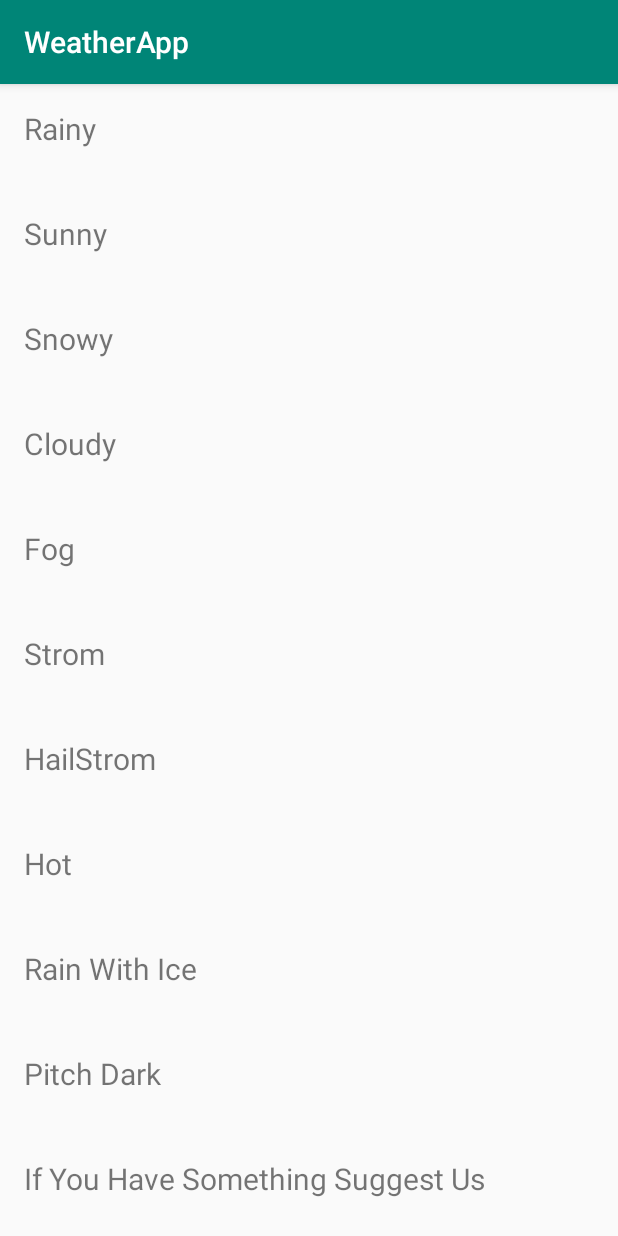
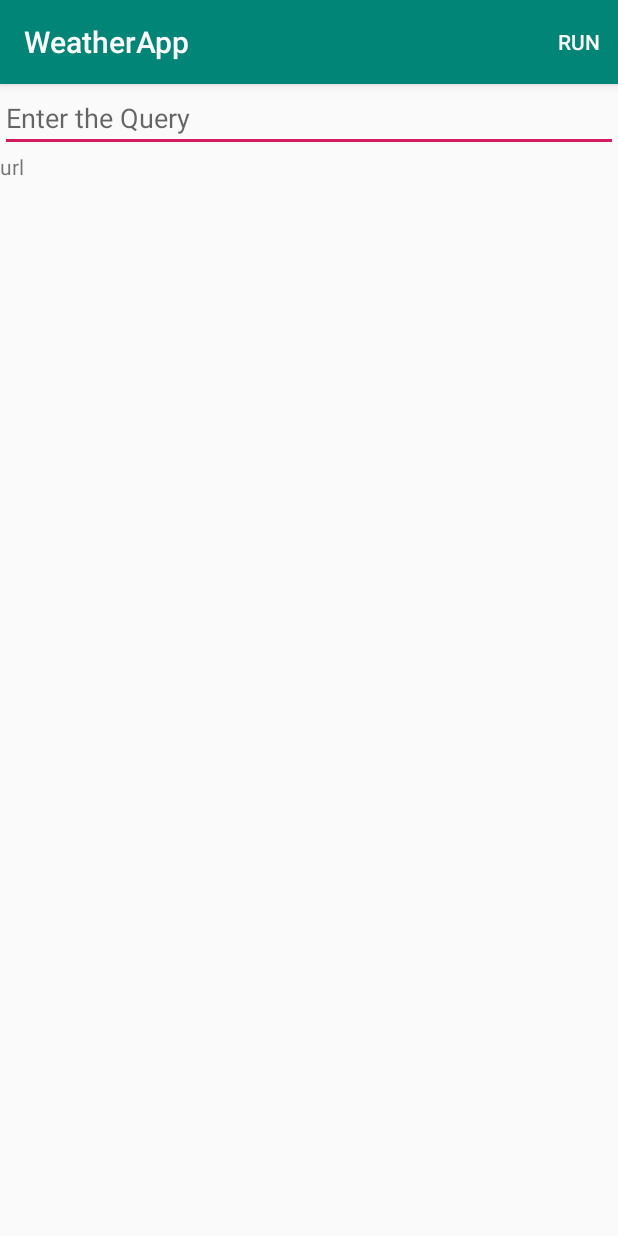
Before and after one commit to maturiKarthik/weatherapp, an Android app: the screen it shows after launch (MainActivity before the commit, GitHubApp after it), on a phone screen of 412 x 824 dp. Run offline under Robolectric (Android 15) with nearby library versions, the phone set to English and light mode, and no system bars.

Commit message:
Finished GithubApp With RetroFit

```diff
--- /dev/null
+++ b/app/src/main/java/com/weather/meghanasol/weatherapp/GitHubApp.java
@@ -0,0 +1,81 @@
+package com.weather.meghanasol.weatherapp;
+
+import android.os.Bundle;
+import android.support.annotation.Nullable;
+import android.support.v7.app.AppCompatActivity;
+import android.util.Log;
+import android.view.Menu;
+import android.view.MenuItem;
+import android.widget.EditText;
+import android.widget.TextView;
+import android.widget.Toast;
+
+import com.weather.meghanasol.weatherapp.model.Data;
+import com.weather.meghanasol.weatherapp.model.GithubCalls;
+import com.weather.meghanasol.weatherapp.model.GithubCallsCallback;
+import com.weather.meghanasol.weatherapp.model.GithubServices;
+import com.weather.meghanasol.weatherapp.model.ServerConfig;
+
+public class GitHubApp extends AppCompatActivity implements GithubCallsCallback {
+
+    private String TAG = this.getClass().getSimpleName();
+    EditText edit_query;
+    TextView tv_url, tv_url_result;
+    private GithubServices service;
+
+    @Override
+    protected void onCreate(@Nullable Bundle savedInstanceState) {
+        super.onCreate(savedInstanceState);
+        setContentView(R.layout.github_layout);
+
+        edit_query = (EditText) findViewById(R.id.edit_query);
+        tv_url = (TextView) findViewById(R.id.tv_url);
+        tv_url_result = (TextView) findViewById(R.id.tv_url_result);
+        /**
+         * Server Config
+         */
+        service = new ServerConfig(Constant.GITHUB_BASE_URL).getGithubInstance();
+    }
+
+    @Override
+    public boolean onCreateOptionsMenu(Menu menu) {
+        getMenuInflater().inflate(R.menu.menu, menu);
+        return true;
+    }
+
+
+
+    @Override
+    public boolean onOptionsItemSelected(MenuItem item) {
+        switch (item.getItemId()) {
+            case R.id.search_button:
+                Toast.makeText(this, "Run", Toast.LENGTH_SHORT).show();
+                new GithubCalls(service, this, edit_query.getText().toString().replaceAll(" ", ""));
+                break;
+        }
+        return super.onOptionsItemSelected(item);
+    }
+
+
+    /**
+     * Call Backs From GithubCalls
+     *
+     * @param
+     */
+
+    @Override
+    public void datarecieved(Data data) {
+        tv_url_result.append("Id ::" + data.getId() + "   Name :" + data.getName() + "(" + data.getFull_name() + ")");
+        Log.w(TAG, "Id ::" + data.getId() + "   Login::" + data.getLogin() + "   Name :" + data.getName() + "(" + data.getFull_name() + ")");
+    }
+
+    @Override
+    public void onError(String message) {
+        Toast.makeText(this, "" + message, Toast.LENGTH_SHORT).show();
+    }
+
+    @Override
+    public void urlPinged(String url) {
+        tv_url.setText(url);
+    }
+}
--- a/app/src/main/java/com/weather/meghanasol/weatherapp/MainActivity.java
+++ b/app/src/main/java/com/weather/meghanasol/weatherapp/MainActivity.java
@@ -2,7 +2,10 @@ package com.weather.meghanasol.weatherapp;
 
 import android.support.v7.app.AppCompatActivity;
 import android.os.Bundle;
+import android.view.Menu;
+import android.view.MenuItem;
 import android.widget.TextView;
+import android.widget.Toast;
 
 public class MainActivity extends AppCompatActivity {
 
@@ -22,4 +25,7 @@ public class MainActivity extends AppCompatActivity {
         }
 
     }
+
+
+
 }
--- /dev/null
+++ b/app/src/main/java/com/weather/meghanasol/weatherapp/model/Data.kt
@@ -0,0 +1,3 @@
+package com.weather.meghanasol.weatherapp.model
+
+data class Data(val id: Int,val login : String,val full_name : String,val name :String)
--- /dev/null
+++ b/app/src/main/java/com/weather/meghanasol/weatherapp/model/GithubCallsCallback.java
@@ -0,0 +1,8 @@
+package com.weather.meghanasol.weatherapp.model;
+
+public interface GithubCallsCallback {
+
+    void datarecieved(Data data);
+    void onError(String message);
+    void  urlPinged(String url);
+}
--- /dev/null
+++ b/app/src/main/java/com/weather/meghanasol/weatherapp/model/GithubServices.java
@@ -0,0 +1,12 @@
+package com.weather.meghanasol.weatherapp.model;
+
+import java.util.List;
+
+import retrofit2.Call;
+import retrofit2.http.GET;
+import retrofit2.http.Path;
+
+public interface GithubServices {
+    @GET("/users/{userName}/{what}")
+    Call<List<Data>> listRepos(@Path("userName") String name,@Path("what") String what);
+}
--- /dev/null
+++ b/app/src/main/java/com/weather/meghanasol/weatherapp/model/ServerConfig.java
@@ -0,0 +1,31 @@
+package com.weather.meghanasol.weatherapp.model;
+
+import android.util.Log;
+
+import retrofit2.Retrofit;
+import retrofit2.converter.gson.GsonConverterFactory;
+
+public class ServerConfig {
+    private final String TAG = this.getClass().getSimpleName();
+    private String baseUrl;
+    private GithubServices services = null;
+
+    public ServerConfig(String baseUrl) {
+        this.baseUrl = baseUrl;
+    }
+
+    private GithubServices initRetroFit(String baseUrl) {
+        Retrofit retrofit = new Retrofit.Builder().baseUrl(baseUrl)
+                .addConverterFactory(GsonConverterFactory.create()).build();
+        return retrofit.create(GithubServices.class);
+    }
+
+    public GithubServices getGithubInstance() {
+        if (services == null) {
+            Log.w(TAG, "Creating Github Object");
+            return initRetroFit(baseUrl);
+        }
+        Log.w(TAG, " Github Object Exist");
+        return services;
+    }
+}
--- /dev/null
+++ b/app/src/main/res/layout/github_layout.xml
@@ -0,0 +1,35 @@
+<?xml version="1.0" encoding="utf-8"?>
+<LinearLayout xmlns:android="http://schemas.android.com/apk/res/android"
+    xmlns:app="http://schemas.android.com/apk/res-auto"
+    xmlns:tools="http://schemas.android.com/tools"
+    android:orientation="vertical"
+    android:layout_width="match_parent"
+    android:layout_height="match_parent"
+    tools:layout_editor_absoluteY="81dp">
+
+    <EditText
+        android:id="@+id/edit_query"
+        android:layout_width="match_parent"
+        android:layout_height="wrap_content"
+        android:hint="@string/hint_edittext"
+        tools:layout_editor_absoluteX="16dp"
+        tools:layout_editor_absoluteY="16dp" />
+
+    <TextView
+        android:id="@+id/tv_url"
+        android:text="url"
+        android:layout_width="match_parent"
+        android:layout_height="wrap_content"
+        />
+
+    <ScrollView
+        android:layout_width="match_parent"
+        android:layout_height="wrap_content">
+
+        <TextView
+            android:id="@+id/tv_url_result"
+            android:layout_width="match_parent"
+            android:layout_height="match_parent" />
+
+    </ScrollView>
+</LinearLayout>
--- /dev/null
+++ b/app/src/main/res/menu/menu.xml
@@ -0,0 +1,9 @@
+<?xml version="1.0" encoding="utf-8"?>
+<menu xmlns:android="http://schemas.android.com/apk/res/android"
+    xmlns:app="http://schemas.android.com/apk/res-auto">
+<item
+    android:id="@+id/search_button"
+    android:title="@string/menu_button"
+    app:showAsAction="always"
+    />
+</menu>
--- a/app/src/main/res/values/strings.xml
+++ b/app/src/main/res/values/strings.xml
@@ -1,3 +1,5 @@
 <resources>
     <string name="app_name">WeatherApp</string>
+    <string name="hint_edittext">Enter the Query</string>
+    <string name="menu_button">Run</string>
 </resources>
--- a/build.gradle
+++ b/build.gradle
@@ -1,6 +1,7 @@
 // Top-level build file where you can add configuration options common to all sub-projects/modules.
 
 buildscript {
+    ext.kotlin_version = '1.3.21'
 
     repositories {
         google()
@@ -8,7 +9,7 @@ buildscript {
     }
     dependencies {
         classpath 'com.android.tools.build:gradle:3.2.1'
-
+        classpath "org.jetbrains.kotlin:kotlin-gradle-plugin:$kotlin_version"
 
         // NOTE: Do not place your application dependencies here; they belong
         // in the individual module build.gradle files
```
Also changed, not shown: app/build.gradle (+10 -1 lines), app/src/main/AndroidManifest.xml (+9 -0 lines), app/src/main/java/com/weather/meghanasol/weatherapp/Constant.java (added, +9 -0 lines), app/src/main/java/com/weather/meghanasol/weatherapp/model/GithubCalls.java (added, +53 -0 lines), app/src/main/res/layout/new_layout.xml (deleted, +0 -23 lines).
